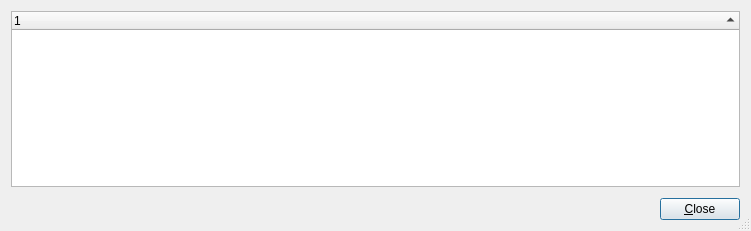
shundhammer/qdirstat, file src/locate-files-window.ui: the form before one commit.
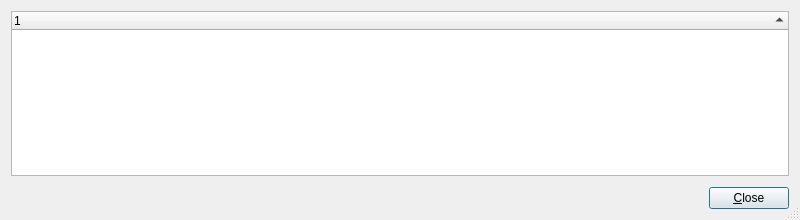
The form after the commit.

What changed in the file:
```diff
--- a/src/locate-files-window.ui
+++ b/src/locate-files-window.ui
@@ -6,8 +6,8 @@
    <rect>
     <x>0</x>
     <y>0</y>
-    <width>751</width>
-    <height>231</height>
+    <width>800</width>
+    <height>220</height>
    </rect>
   </property>
   <property name="windowTitle">
```
Left out of the diff: 2 changed lines with no effect on the pictures.
